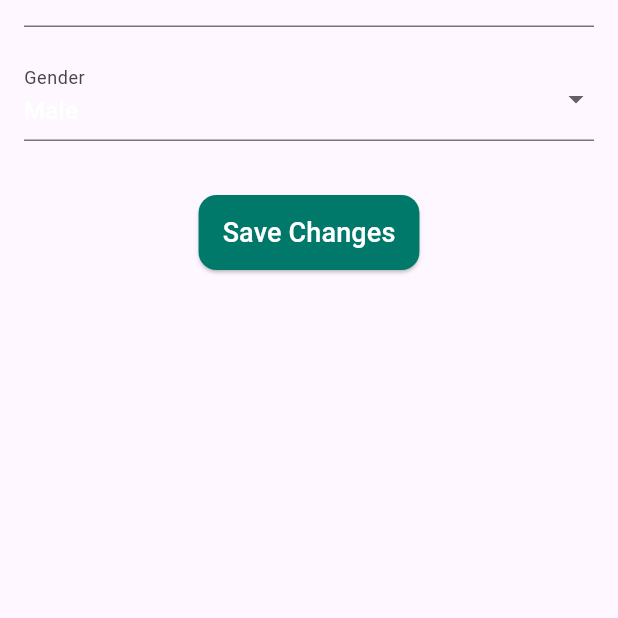
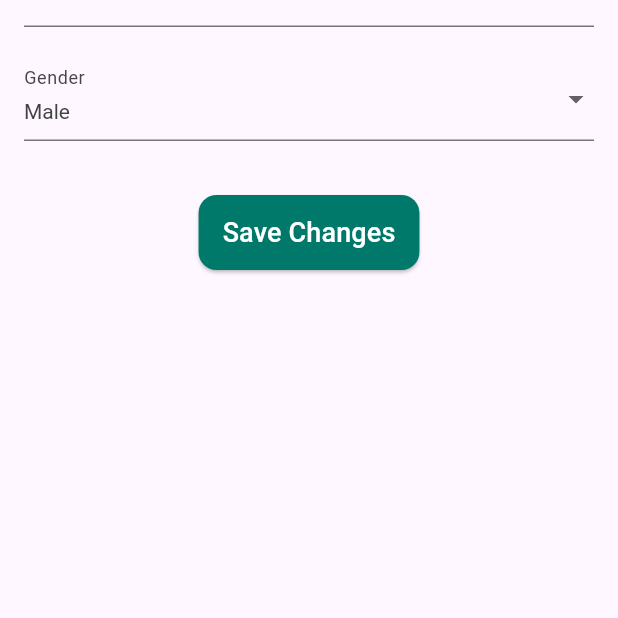
Before and after one commit to TuanChill/Nhom8, a Flutter app: the EditProfilePage screen opened directly, on a phone screen of 412 x 824 dp, the part 393-1011 px from its top. Run offline on Flutter 3.47's test engine with Material 3 defaults, Android fonts, the light colour scheme and no system bars; our stand-ins replace audioplayers, awesome_notifications, curved_navigation_bar, dots_indicator, flutter_secure_storage, google_fonts and 1 more; accounts and stored records are empty; network calls fail.

Commit message:
fix default gender

```diff
--- a/app/lib/src/presentation/auth/edit_profile.dart
+++ b/app/lib/src/presentation/auth/edit_profile.dart
@@ -35,7 +35,8 @@ class _EditProfilePageState extends State<EditProfilePage> {
       _nameController.text = data["fullName"];
       _emailController.text = data["email"];
       _ageController.text = data["age"] != null ? data["age"].toString() : "";
-      _gender = data["gender"];
+      _gender = data["gender"].substring(0, 1).toUpperCase() +
+          data["gender"].substring(1);
     });
   }
 
@@ -52,6 +53,11 @@ class _EditProfilePageState extends State<EditProfilePage> {
           children: [
             TextField(
               controller: _nameController,
+              style: TextStyle(
+                color: Theme.of(context).brightness != Brightness.dark
+                    ? Colors.grey[800]
+                    : Colors.white,
+              ),
               decoration: const InputDecoration(
                 labelText: 'Full Name',
                 hintText: 'Enter your full name',
@@ -60,6 +66,11 @@ class _EditProfilePageState extends State<EditProfilePage> {
             const SizedBox(height: 20),
             TextField(
               controller: _emailController,
+              style: TextStyle(
+                color: Theme.of(context).brightness != Brightness.dark
+                    ? Colors.grey[800]
+                    : Colors.white,
+              ),
               decoration: const InputDecoration(
                 labelText: 'Email',
                 hintText: 'Enter your email address',
@@ -68,6 +79,11 @@ class _EditProfilePageState extends State<EditProfilePage> {
             const SizedBox(height: 20),
             TextField(
               controller: _ageController,
+              style: TextStyle(
+                color: Theme.of(context).brightness != Brightness.dark
+                    ? Colors.grey[800]
+                    : Colors.white,
+              ),
               keyboardType: TextInputType.number,
               decoration: const InputDecoration(
                 labelText: 'Age',
@@ -77,12 +93,17 @@ class _EditProfilePageState extends State<EditProfilePage> {
             const SizedBox(height: 20),
             DropdownButtonFormField<String>(
               value: _gender,
+              style: TextStyle(
+                color: Theme.of(context).brightness != Brightness.dark
+                    ? Colors.grey[800]
+                    : Colors.white,
+              ),
               onChanged: (value) {
                 setState(() {
                   _gender = value!;
                 });
               },
-              items: ['Male', 'Female', "Other"]
+              items: ['Male', 'Female']
                   .map((gender) => DropdownMenuItem<String>(
                         value: gender,
                         child: Text(gender),
```
